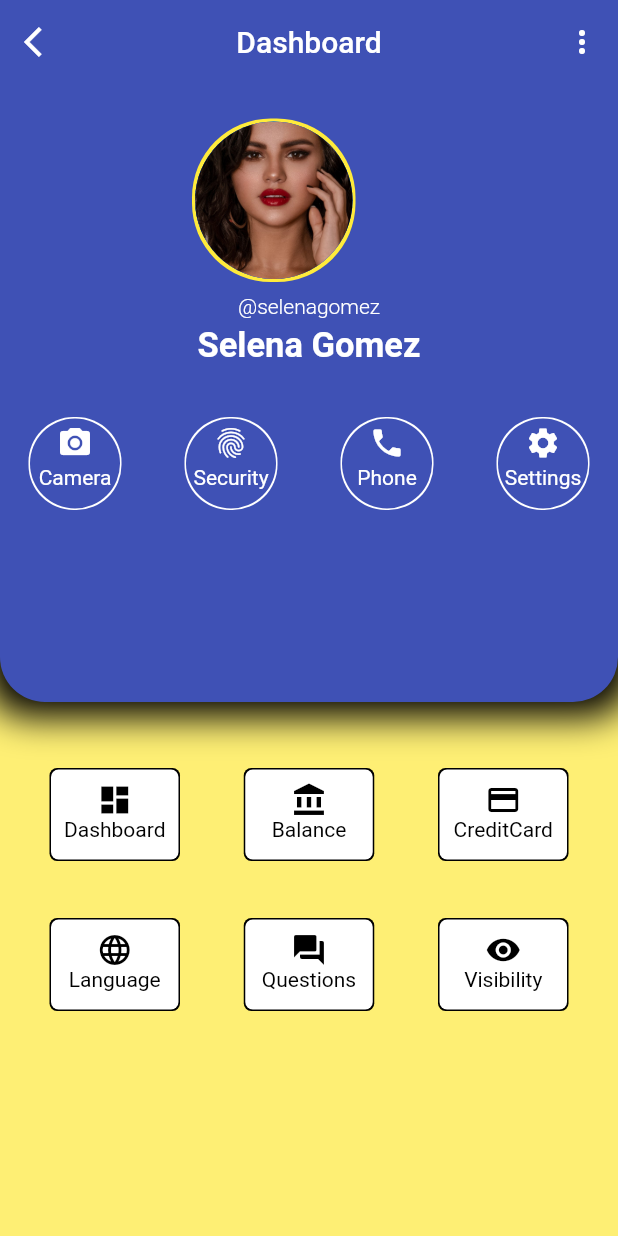
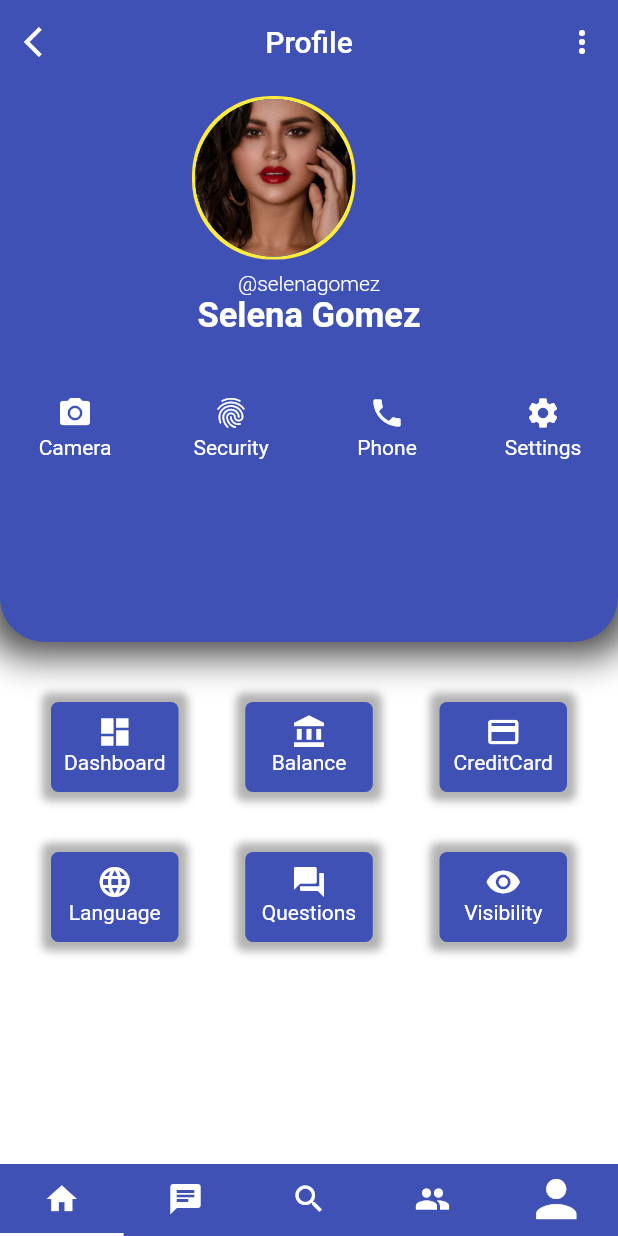
Before and after one commit to IamYunusAli/Bank-profile, a Flutter app: the screen it shows after launch, on a phone screen of 412 x 824 dp. Run offline on Flutter 3.47's test engine with Material 2 defaults, Android fonts, the phone set to English and light mode, and no system bars.

Commit message:
some basic changes

```diff
--- a/lib/main.dart
+++ b/lib/main.dart
@@ -27,14 +27,37 @@ class MyHomePage extends StatefulWidget {
   _MyHomePageState createState() => _MyHomePageState();
 }
 
-class _MyHomePageState extends State<MyHomePage> {
+class _MyHomePageState extends State<MyHomePage> with SingleTickerProviderStateMixin {
+  TabController tabController;
+
+  @override
+  void initState() {
+    // TODO: implement initState
+    super.initState();
+    tabController = new TabController(length: 5, vsync: this);
+  }
 
   @override
   Widget build(BuildContext context) {
     return Scaffold(
+      bottomNavigationBar: Material(
+        color: Colors.indigo[500],
+        shadowColor: Colors.black.withOpacity(0.5),
+        child: TabBar(
+          controller: tabController,
+          indicatorColor: Colors.white,
+          tabs: <Widget>[
+            new Tab(icon: Icon(Icons.home, color: Colors.white,),),
+            new Tab(icon: Icon(Icons.chat, color: Colors.white,),),
+            new Tab(icon: Icon(Icons.search, color: Colors.white,),),
+            new Tab(icon: Icon(Icons.group, color: Colors.white,),),
+            new Tab(icon: Icon(Icons.person, color: Colors.white, size: 40,),)
+          ],
+        ),
+      ),
       appBar: AppBar(
         centerTitle: true,
-        title: Text('Dashboard', style: TextStyle(color: Colors.white),),
+        title: Text('Profile', style: TextStyle(color: Colors.white),),
         elevation: 0,
         backgroundColor: Colors.indigo[500],
 
@@ -51,16 +74,17 @@ class _MyHomePageState extends State<MyHomePage> {
         ],
         ),
         body: Container(
-          color: Colors.yellow.withOpacity(0.7),
+          color: Colors.white,
           child: Column(
             children: <Widget>[
               Container(
-                padding: EdgeInsets.only(top: 25),
+                padding: EdgeInsets.only(top: 10),
                 width: MediaQuery.of(context).size.width,
-                height: MediaQuery.of(context).size.height/2,
+                height: MediaQuery.of(context).size.height/2-40,
                 decoration: BoxDecoration(
                   boxShadow: [
                     BoxShadow(
+                      color: Colors.black.withOpacity(0.7),
                       blurRadius: 20,
                       spreadRadius: 10,
 
@@ -112,7 +136,7 @@ class _MyHomePageState extends State<MyHomePage> {
                     SizedBox(height: 10,),
                     Text('@selenagomez', style: TextStyle(color: Colors.white, fontWeight: FontWeight.w300),),
                     Padding(
-                      padding: const EdgeInsets.only(top: 5, bottom: 35),
+                      padding: const EdgeInsets.only( bottom: 35),
                       child: Text('Selena Gomez', style: TextStyle(color: Colors.white,fontSize: 23, fontWeight: FontWeight.bold  ),),
                     ),
                     Padding(
@@ -128,7 +152,7 @@ class _MyHomePageState extends State<MyHomePage> {
                                 borderRadius: BorderRadius.circular(30),
                                 boxShadow: [
                                   BoxShadow(
-                                    color: Colors.white,
+                                    color: Colors.indigo[500],
                                     spreadRadius:1,
                                   )
                                 ]
@@ -156,7 +180,7 @@ class _MyHomePageState extends State<MyHomePage> {
                                 borderRadius: BorderRadius.circular(30),
                                 boxShadow: [
                                   BoxShadow(
-                                    color: Colors.white,
+                                    color: Colors.indigo[500],
                                     spreadRadius:1,
                                   )
                                 ]
@@ -184,7 +208,7 @@ class _MyHomePageState extends State<MyHomePage> {
                                 borderRadius: BorderRadius.circular(30),
                                 boxShadow: [
                                   BoxShadow(
-                                    color: Colors.white,
+                                    color: Colors.indigo[500],
                                     spreadRadius:1,
                                   )
                                 ]
@@ -211,7 +235,7 @@ class _MyHomePageState extends State<MyHomePage> {
                                 borderRadius: BorderRadius.circular(30),
                                 boxShadow: [
                                   BoxShadow(
-                                    color: Colors.white,
+                                    color: Colors.indigo[500],
                                     spreadRadius:1,
                                   )
                                 ]
@@ -239,7 +263,7 @@ class _MyHomePageState extends State<MyHomePage> {
 
                 ),
               Container(
-                padding: EdgeInsets.only(top: 45, right: 34, left: 34),
+                padding: EdgeInsets.only(top: 40, right: 34, left: 34),
                 child: Column(
                   children: <Widget>[
                     Padding(
@@ -252,12 +276,14 @@ class _MyHomePageState extends State<MyHomePage> {
                             height: 60,
                             width: 85,
                             decoration: BoxDecoration(
-                                color: Colors.white,
+                                color: Colors.indigo[500],
                                 borderRadius: BorderRadius.circular(5),
                                 boxShadow: [
                                   BoxShadow(
-                                    color: Colors.black,
-                                    spreadRadius:1,
+                                    color: Colors.black.withOpacity(0.3),
+                                    spreadRadius:6,
+                                    blurRadius: 4
+
                                   )
                                 ]
 
@@ -267,8 +293,8 @@ class _MyHomePageState extends State<MyHomePage> {
                               padding: const EdgeInsets.all(8.0),
                               child: Column(
                                 children: <Widget>[
-                                  Icon(Icons.dashboard, color: Colors.black,),
-                                  Text('Dashboard', style: TextStyle(color: Colors.black),)
+                                  Icon(Icons.dashboard, color: Colors.white,),
+                                  Text('Dashboard', style: TextStyle(color: Colors.white),)
                                 ],
                               ),
                             ),
@@ -278,12 +304,13 @@ class _MyHomePageState extends State<MyHomePage> {
                             height: 60,
                             width: 85,
                             decoration: BoxDecoration(
-                                color: Colors.white,
+                                color: Colors.indigo[500],
                                 borderRadius: BorderRadius.circular(5),
                                 boxShadow: [
                                   BoxShadow(
-                                    color: Colors.black,
-                                    spreadRadius:1,
+                                    color: Colors.black.withOpacity(0.3),
+                                    spreadRadius:6,
+                                    blurRadius: 4
                                   )
                                 ]
 
@@ -293,8 +320,8 @@ class _MyHomePageState extends State<MyHomePage> {
                               padding: const EdgeInsets.all(8.0),
                               child: Column(
                                 children: <Widget>[
-                                  Icon(Icons.account_balance, color: Colors.black,),
-                                  Text('Balance', style: TextStyle(color: Colors.black),)
+                                  Icon(Icons.account_balance, color: Colors.white),
+                                  Text('Balance', style: TextStyle(color: Colors.white),)
                                 ],
                               ),
                             ),
@@ -304,12 +331,13 @@ class _MyHomePageState extends State<MyHomePage> {
                             height: 60,
                             width: 85,
                             decoration: BoxDecoration(
-                                color: Colors.white,
+                                color: Colors.indigo[500],
                                 borderRadius: BorderRadius.circular(5),
                                 boxShadow: [
                                   BoxShadow(
-                                    color: Colors.black,
-                                    spreadRadius:1,
+                                    color: Colors.black.withOpacity(0.3),
+                                    spreadRadius:6,
+                                    blurRadius: 4
                                   )
                                 ]
 
@@ -319,8 +347,8 @@ class _MyHomePageState extends State<MyHomePage> {
                               padding: const EdgeInsets.all(8.0),
                               child: Column(
                                 children: <Widget>[
-                                  Icon(Icons.credit_card, color: Colors.black,),
-                                  Text('CreditCard', style: TextStyle(color: Colors.black),)
+                                  Icon(Icons.credit_card, color: Colors.white,),
+                                  Text('CreditCard', style: TextStyle(color: Colors.white),)
                                 ],
                               ),
                             ),
@@ -338,12 +366,13 @@ class _MyHomePageState extends State<MyHomePage> {
                             height: 60,
                             width: 85,
                             decoration: BoxDecoration(
-                                color: Colors.white,
+                                color: Colors.indigo[500],
                                 borderRadius: BorderRadius.circular(5),
                                 boxShadow: [
                                   BoxShadow(
-                                    color: Colors.black,
-                                    spreadRadius:1,
+                                    color: Colors.black.withOpacity(0.3),
+                                    spreadRadius:6,
+                                    blurRadius: 4
                                   )
                                 ]
 
@@ -353,8 +382,8 @@ class _MyHomePageState extends State<MyHomePage> {
                               padding: const EdgeInsets.all(8.0),
                               child: Column(
                                 children: <Widget>[
-                                Icon(Icons.language,color: Colors.black,),
-                                Text('Language', style: TextStyle(color: Colors.black),)
+                                Icon(Icons.language,color: Colors.white,),
+                                Text('Language', style: TextStyle(color: Colors.white),)
                               ],
                               ),
                             ),
@@ -364,12 +393,13 @@ class _MyHomePageState extends State<MyHomePage> {
                             height: 60,
                             width: 85,
                             decoration: BoxDecoration(
-                                color: Colors.white,
+                                color: Colors.indigo[500],
                                 borderRadius: BorderRadius.circular(5),
                                 boxShadow: [
                                   BoxShadow(
-                                    color: Colors.black,
-                                    spreadRadius:1,
+                                    color: Colors.black.withOpacity(0.3),
+                                    spreadRadius:6,
+                                    blurRadius: 4
                                   )
                                 ]
 
@@ -378,8 +408,8 @@ class _MyHomePageState extends State<MyHomePage> {
                             child: Padding(
                               padding: const EdgeInsets.all(8.0),
                               child: Column(children: <Widget>[
-                                Icon(Icons.question_answer,color: Colors.black,),
-                                Text('Questions', style: TextStyle(color: Colors.black),)
+                                Icon(Icons.question_answer,color: Colors.white,),
+                                Text('Questions', style: TextStyle(color: Colors.white),)
 
                               ],
                               ),
@@ -392,12 +422,13 @@ class _MyHomePageState extends State<MyHomePage> {
                             decoration: BoxDecoration(
 
 
-                                color: Colors.white,
+                                color: Colors.indigo[500],
                                 borderRadius: BorderRadius.circular(5),
                                 boxShadow: [
                                   BoxShadow(
-                                    color: Colors.black,
-                                    spreadRadius:1,
+                                    color: Colors.black.withOpacity(0.3),
+                                    spreadRadius:6,
+                                    blurRadius: 4
                                   )
                                 ]
 
@@ -406,8 +437,8 @@ class _MyHomePageState extends State<MyHomePage> {
                             child: Padding(
                               padding: const EdgeInsets.all(8.0),
                               child: Column(children: <Widget>[
-                                Icon(Icons.visibility,color: Colors.black,),
-                                Text('Visibility', style: TextStyle(color: Colors.black),)
+                                Icon(Icons.visibility,color: Colors.white,),
+                                Text('Visibility', style: TextStyle(color: Colors.white),)
 
                               ],
                               ),
@@ -424,6 +455,7 @@ class _MyHomePageState extends State<MyHomePage> {
             ],
           ),
         ),
+
     );
   }
 }
```
Also changed, not shown: 3 other files.
